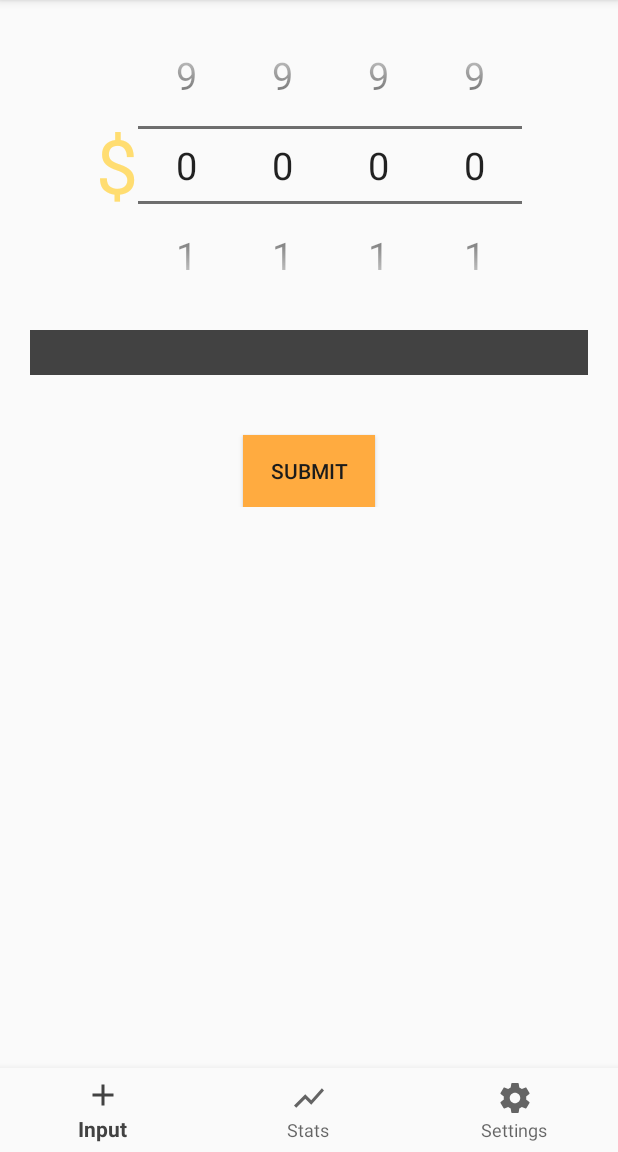
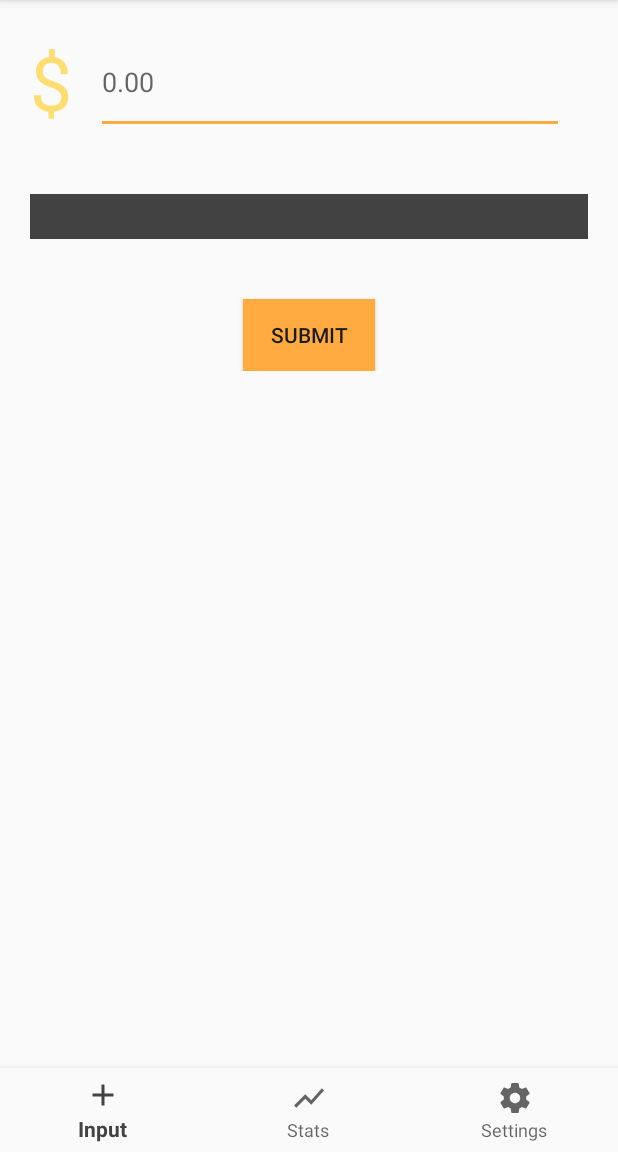
Before and after one commit to zrzzgy/moneyTracker, an Android app: the screen it shows after launch (HomeActivity), after a tap on "SUBMIT", on a phone screen of 412 x 824 dp, the part 84-1236 px from its top. Run offline under Robolectric (Android 15) with nearby library versions, the phone set to English and light mode, and no system bars.

Commit message:
add more screens

```diff
--- a/MyAndroidWatchFace/MyApplication/app/build.gradle
+++ b/MyAndroidWatchFace/MyApplication/app/build.gradle
@@ -5,8 +5,8 @@ android {
     buildToolsVersion '26.0.2'
     defaultConfig {
         applicationId "runze.myapplication"
-        minSdkVersion 26
-        targetSdkVersion 26
+        minSdkVersion 25
+        targetSdkVersion 25
         versionCode 1
         versionName "1.0"
         testInstrumentationRunner "android.support.test.runner.AndroidJUnitRunner"
--- a/MyAndroidWatchFace/MyApplication/app/src/main/java/runze/myapplication/HomeActivity.java
+++ b/MyAndroidWatchFace/MyApplication/app/src/main/java/runze/myapplication/HomeActivity.java
@@ -21,7 +21,6 @@ import runze.myapplication.fragments.InputScreenFragment;
 
 public class HomeActivity extends AppCompatActivity {
     private final String TAG = this.getClass().getSimpleName();
-    private TextView mTextMessage;
     private static final String SHARED_PREF_ID = "moneyTrackerPreferenceFile";
     public SharedPreferences mSharedPreferences;
     public SharedPreferences.Editor mEditor;
@@ -35,13 +34,10 @@ public class HomeActivity extends AppCompatActivity {
         public boolean onNavigationItemSelected(@NonNull MenuItem item) {
             switch (item.getItemId()) {
                 case R.id.navigation_input:
-                    mTextMessage.setText(R.string.title_input);
                     return true;
                 case R.id.navigation_stats:
-                    mTextMessage.setText(R.string.title_stats);
                     return true;
                 case R.id.navigation_settings:
-                    mTextMessage.setText(R.string.title_settings);
                     return true;
             }
             return false;
@@ -63,7 +59,6 @@ public class HomeActivity extends AppCompatActivity {
         setContentView(R.layout.home_activity);
         mContentHolder = findViewById(R.id.home_content_holder);
         mInputFragment = new InputScreenFragment();
-        mTextMessage = findViewById(R.id.message);
         BottomNavigationView navigation = findViewById(R.id.navigation);
         navigation.setOnNavigationItemSelectedListener(mOnNavigationItemSelectedListener);
     }
--- a/MyAndroidWatchFace/MyApplication/app/src/main/java/runze/myapplication/presenters/inputScreenPresenter/IInputScreenPresenter.java
+++ b/MyAndroidWatchFace/MyApplication/app/src/main/java/runze/myapplication/presenters/inputScreenPresenter/IInputScreenPresenter.java
@@ -9,5 +9,5 @@ public interface IInputScreenPresenter extends IPresenter<IInputScreenView> {
      */
     void initView();
 
-    void saveData();
+    void saveData(double amount);
 }
--- a/MyAndroidWatchFace/MyApplication/app/src/main/java/runze/myapplication/presenters/inputScreenPresenter/InputScreenPresenter.java
+++ b/MyAndroidWatchFace/MyApplication/app/src/main/java/runze/myapplication/presenters/inputScreenPresenter/InputScreenPresenter.java
@@ -1,4 +1,6 @@
 package runze.myapplication.presenters.inputScreenPresenter;
+
+import android.widget.Toast;
 
 import runze.myapplication.HomeActivity;
 import runze.myapplication.views.inputScreenView.IInputScreenView;
@@ -23,8 +25,11 @@ public class InputScreenPresenter implements IInputScreenPresenter {
         mView = null;
     }
 
-    public void saveData(){
-        int total = 0;
-        mParentActivity.mEditor.putInt("total", total);
+    public void saveData(double amount){
+        if (amount > 0) {
+            mParentActivity.mEditor.putLong("amount", (long) amount);
+        }else {
+            Toast.makeText(mParentActivity.getApplicationContext(), "Amount must be larger than zero", Toast.LENGTH_SHORT).show();
+        }
     }
 }
--- a/MyAndroidWatchFace/MyApplication/app/src/main/java/runze/myapplication/views/inputScreenView/IInputScreenView.java
+++ b/MyAndroidWatchFace/MyApplication/app/src/main/java/runze/myapplication/views/inputScreenView/IInputScreenView.java
@@ -4,4 +4,5 @@ import runze.myapplication.presenters.inputScreenPresenter.IInputScreenPresenter
 import runze.myapplication.views.IView;
 
 public interface IInputScreenView extends IView<IInputScreenPresenter> {
+    void clearText();
 }
--- a/MyAndroidWatchFace/MyApplication/app/src/main/java/runze/myapplication/views/inputScreenView/InputScreenView.java
+++ b/MyAndroidWatchFace/MyApplication/app/src/main/java/runze/myapplication/views/inputScreenView/InputScreenView.java
@@ -4,18 +4,16 @@ import android.content.Context;
 import android.view.LayoutInflater;
 import android.view.View;
 import android.widget.Button;
-import android.widget.NumberPicker;
+import android.widget.EditText;
 import android.widget.RelativeLayout;
+import android.widget.Toast;
 
 import runze.myapplication.R;
 import runze.myapplication.presenters.inputScreenPresenter.IInputScreenPresenter;
 
 public class InputScreenView extends RelativeLayout implements IInputScreenView {
-    public NumberPicker mThousandsPicker;
-    public NumberPicker mHundredsPicker;
-    public NumberPicker mTensPicker;
-    public NumberPicker mOnesPicker;
-    public Button mSubmit;
+    private EditText mInputAmount;
+    private Button mSubmit;
 
     private IInputScreenPresenter mPresenter;
 
@@ -26,53 +24,10 @@ public class InputScreenView extends RelativeLayout implements IInputScreenView
     }
 
     private void init(View view){
-        mThousandsPicker = view.findViewById(R.id.thousandsPicker);
-        mHundredsPicker = view.findViewById(R.id.hundredsPicker);
-        mTensPicker = view.findViewById(R.id.tensPicker);
-        mOnesPicker = view.findViewById(R.id.onesPicker);
+        mInputAmount = view.findViewById(R.id.inputAmount);
         mSubmit = view.findViewById(R.id.submit);
         mSubmit.setOnClickListener(mOnClickListener);
 
-        mThousandsPicker.setMaxValue(9);
-        mThousandsPicker.setMinValue(0);
-        mThousandsPicker.setWrapSelectorWheel(true);
-        mThousandsPicker.setOnScrollListener(new NumberPicker.OnScrollListener() {
-            @Override
-            public void onScrollStateChange(NumberPicker numberPicker, int i) {
-                numberPicker.setHapticFeedbackEnabled(true);
-                numberPicker.performHapticFeedback(5);
-            }
-        });
-        mHundredsPicker.setMaxValue(9);
-        mHundredsPicker.setMinValue(0);
-        mHundredsPicker.setWrapSelectorWheel(true);
-        mHundredsPicker.setOnScrollListener(new NumberPicker.OnScrollListener() {
-            @Override
-            public void onScrollStateChange(NumberPicker numberPicker, int i) {
-                numberPicker.setHapticFeedbackEnabled(true);
-                numberPicker.performHapticFeedback(5);
-            }
-        });
-        mTensPicker.setMaxValue(9);
-        mTensPicker.setMinValue(0);
-        mTensPicker.setWrapSelectorWheel(true);
-        mTensPicker.setOnScrollListener(new NumberPicker.OnScrollListener() {
-            @Override
-            public void onScrollStateChange(NumberPicker numberPicker, int i) {
-                numberPicker.setHapticFeedbackEnabled(true);
-                numberPicker.performHapticFeedback(5);
-            }
-        });
-        mOnesPicker.setMaxValue(9);
-        mOnesPicker.setMinValue(0);
-        mOnesPicker.setWrapSelectorWheel(true);
-        mOnesPicker.setOnScrollListener(new NumberPicker.OnScrollListener() {
-            @Override
-            public void onScrollStateChange(NumberPicker numberPicker, int i) {
-                numberPicker.setHapticFeedbackEnabled(true);
-                numberPicker.performHapticFeedback(5);
-            }
-        });
     }
 
     public void attachPresenter(IInputScreenPresenter presenter){
@@ -89,7 +44,18 @@ public class InputScreenView extends RelativeLayout implements IInputScreenView
     private OnClickListener mOnClickListener = new OnClickListener() {
         @Override
         public void onClick(View view) {
-            mPresenter.saveData();
+            try {
+                Double amount = Double.parseDouble(mInputAmount.getText().toString());
+                mPresenter.saveData(amount);
+                clearText();
+            }catch (NumberFormatException e){
+                Toast.makeText(getContext(), "Text cannot be empty", Toast.LENGTH_SHORT).show();
+            }
+
         }
     };
+
+    public void clearText(){
+        mInputAmount.setText("");
+    }
 }
--- a/MyAndroidWatchFace/MyApplication/app/src/main/res/layout/input_screen_layout.xml
+++ b/MyAndroidWatchFace/MyApplication/app/src/main/res/layout/input_screen_layout.xml
@@ -18,7 +18,7 @@
             android:layout_width="match_parent"
             android:layout_height="wrap_content"
             android:gravity="center"
-            android:layout_marginTop="@dimen/activity_vertical_margin">
+            android:layout_margin="@dimen/activity_vertical_margin">
 
             <TextView
                 android:layout_width="wrap_content"
@@ -28,42 +28,15 @@
                 android:text="@string/dollar_sign"
                 android:textColor="@color/colorSecondaryLight"
                 android:textSize="50sp" />
-            <NumberPicker
-                android:id="@+id/thousandsPicker"
-                android:descendantFocusability="blocksDescendants"
-                android:layout_width="wrap_content"
-                android:layout_height="wrap_content"
-                tools:layout_editor_absoluteX="66dp"
-                tools:layout_editor_absoluteY="210dp"
-                android:theme="@style/NumberPickerStyle"
-                />
-            <NumberPicker
-                android:id="@+id/hundredsPicker"
-                android:layout_width="wrap_content"
-                android:layout_height="wrap_content"
-                tools:layout_editor_absoluteX="66dp"
-                tools:layout_editor_absoluteY="210dp"
-                android:descendantFocusability="blocksDescendants"
-                android:theme="@style/NumberPickerStyle"
-                />
-            <NumberPicker
-                android:id="@+id/tensPicker"
-                android:layout_width="wrap_content"
-                android:layout_height="wrap_content"
-                tools:layout_editor_absoluteX="66dp"
-                tools:layout_editor_absoluteY="210dp"
-                android:descendantFocusability="blocksDescendants"
-                android:theme="@style/NumberPickerStyle"
-                />
-            <NumberPicker
-                android:id="@+id/onesPicker"
-                android:layout_width="wrap_content"
-                android:layout_height="wrap_content"
-                tools:layout_editor_absoluteX="66dp"
-                tools:layout_editor_absoluteY="210dp"
-                android:descendantFocusability="blocksDescendants"
-                android:theme="@style/NumberPickerStyle"
-                />
+            <EditText
+                android:id="@+id/inputAmount"
+                android:layout_width="match_parent"
+                android:layout_height="match_parent"
+                android:hint="@string/input_amount_hint"
+                android:layout_marginStart="@dimen/activity_horizontal_margin"
+                android:layout_marginEnd="@dimen/activity_horizontal_margin"
+                android:inputType="numberDecimal"/>
+
         </android.support.v7.widget.LinearLayoutCompat>
 
         <Spinner
@@ -71,7 +44,8 @@
             android:layout_width="match_parent"
             android:layout_height="30dp"
             android:layout_margin="@dimen/activity_vertical_margin"
-            android:background="@color/colorPrimary">
+            android:background="@color/colorPrimary"
+            android:prompt="@string/drop_down_title">
         </Spinner>
 
         <Button
--- /dev/null
+++ b/MyAndroidWatchFace/MyApplication/app/src/main/res/layout/stats_screen_layout.xml
@@ -0,0 +1,5 @@
+<?xml version="1.0" encoding="utf-8"?>
+<RelativeLayout xmlns:android="http://schemas.android.com/apk/res/android"
+    android:layout_width="match_parent" android:layout_height="match_parent">
+
+</RelativeLayout>
--- a/MyAndroidWatchFace/MyApplication/app/src/main/res/values/strings.xml
+++ b/MyAndroidWatchFace/MyApplication/app/src/main/res/values/strings.xml
@@ -5,4 +5,7 @@
     <string name="title_settings">Settings</string>
     <string name="dollar_sign">$</string>
     <string name="submit">Submit</string>
+    <string name="add_category_button">Add Category</string>
+    <string name="drop_down_title">Choose a Category</string>
+    <string name="input_amount_hint">0.00</string>
 </resources>
--- a/MyAndroidWatchFace/MyApplication/build.gradle
+++ b/MyAndroidWatchFace/MyApplication/build.gradle
@@ -6,7 +6,7 @@ buildscript {
         google()
     }
     dependencies {
-        classpath 'com.android.tools.build:gradle:3.0.0'
+        classpath 'com.android.tools.build:gradle:3.0.1'
 
         // NOTE: Do not place your application dependencies here; they belong
         // in the individual module build.gradle files
```
Also changed, not shown: MyAndroidWatchFace/MyApplication/app/src/main/java/runze/myapplication/fragments/statsScreenFragment.java (added, +8 -0 lines), MyAndroidWatchFace/MyApplication/app/src/main/java/runze/myapplication/presenters/statsScreenPresenter/IStatsScreenPresenter.java (added, +8 -0 lines), MyAndroidWatchFace/MyApplication/app/src/main/java/runze/myapplication/presenters/statsScreenPresenter/StatsScreenPresenter.java (added, +8 -0 lines), MyAndroidWatchFace/MyApplication/app/src/main/java/runze/myapplication/views/statsScreenView/IStatsScreenView.java (added, +10 -0 lines), MyAndroidWatchFace/MyApplication/app/src/main/java/runze/myapplication/views/statsScreenView/StatsScreenView.java (added, +19 -0 lines), MyAndroidWatchFace/MyApplication/app/src/main/res/layout/settings_screen_layout.xml (added, +19 -0 lines).
